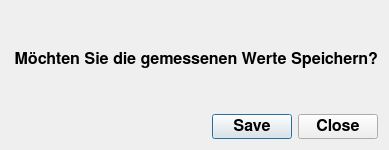
The window that src/gui/dialogs/game/savedialog.ui (hrafnass/ANTv2) describes before a commit, drawn with Qt 5.
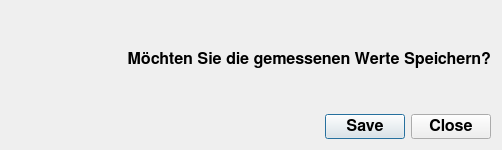
The same window after the commit.

Commit message: added button accept and reject slot in savedialog

```diff
--- a/src/gui/dialogs/game/savedialog.ui
+++ b/src/gui/dialogs/game/savedialog.ui
@@ -6,7 +6,7 @@
    <rect>
     <x>0</x>
     <y>0</y>
-    <width>389</width>
+    <width>502</width>
     <height>150</height>
    </rect>
   </property>
```
The commit also changes 3 other files.
